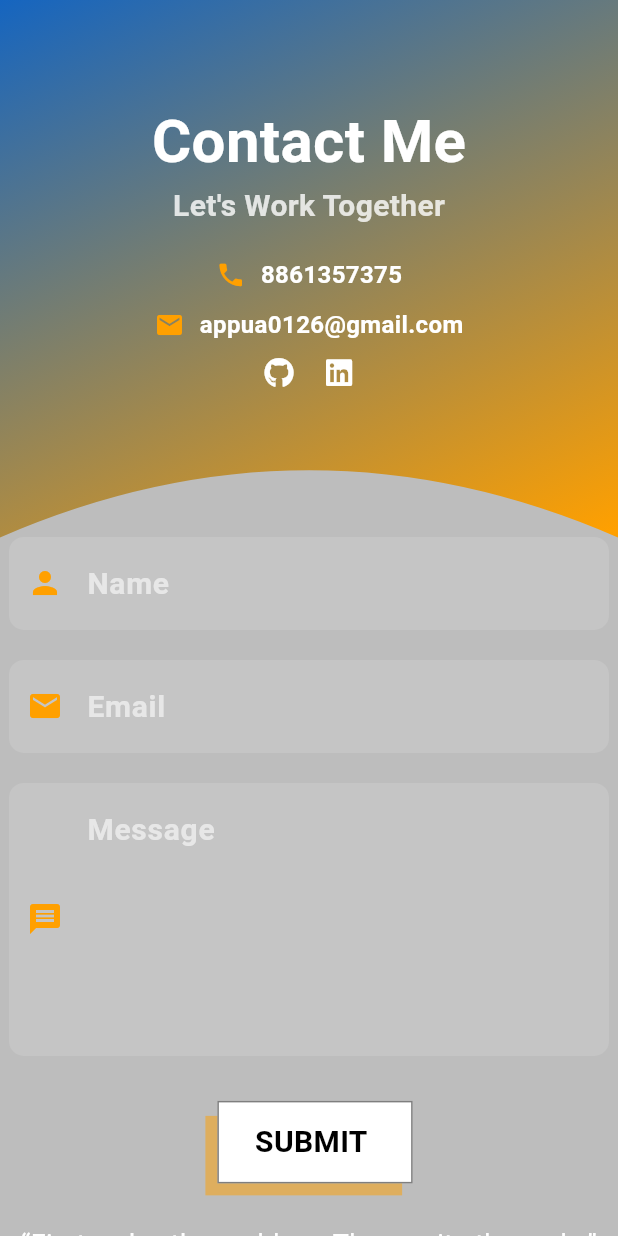
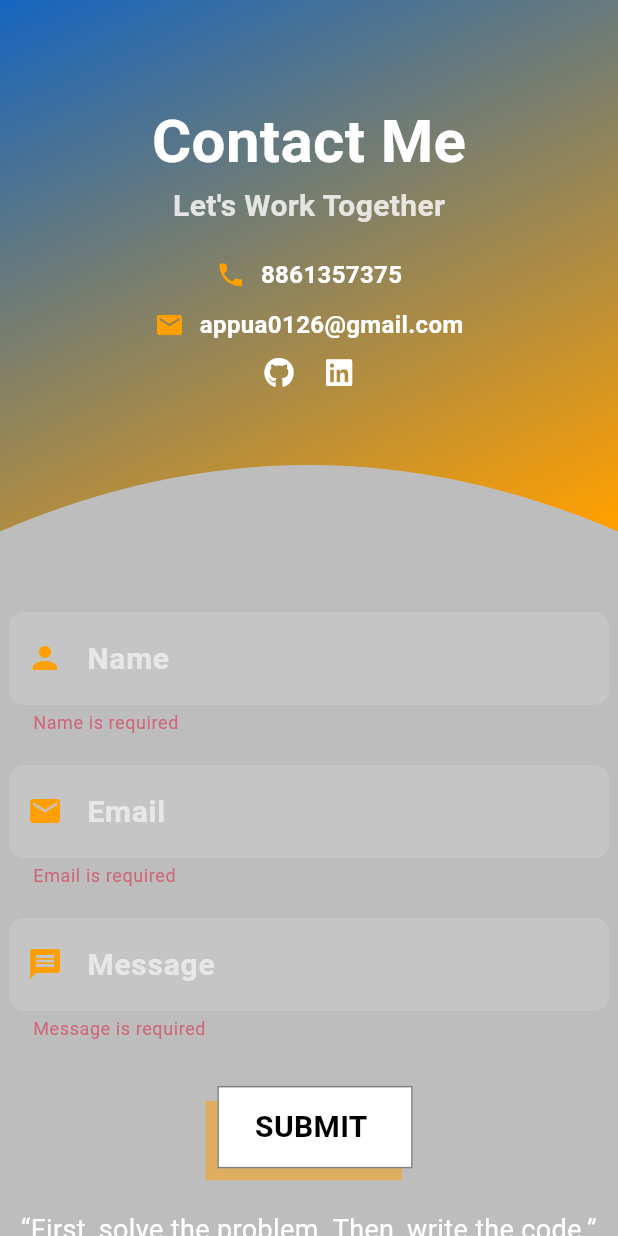
Before and after one commit to Appu-Devloper/Portfolio, a Flutter app: the ContactPage widget shown alone on an empty page, opened directly, after a tap on "SUBMIT", on a phone screen of 412 x 824 dp. Run offline on Flutter 3.47's test engine with Material 3 defaults, Android fonts, the phone set to English and light mode, and no system bars; our stand-ins replace flutter_dotenv, fluttertoast, font_awesome_flutter, google_fonts, open_file, shared_preferences; missing offline and left inert: dart:html; accounts and stored records are empty.

Commit message:
latest integratin of email

```diff
--- a/lib/UIScreens/contactpage.dart
+++ b/lib/UIScreens/contactpage.dart
@@ -5,12 +5,15 @@
 
 import '../Utils/custombuttton.dart';
 import '../Constants/textstyle.dart';
+import '../Utils/sendmail.dart';
 
 class ContactPage extends StatelessWidget {
   final GlobalKey<FormState> _formKey = GlobalKey<FormState>();
 
   ContactPage({super.key});
-
+  TextEditingController nameController = TextEditingController();
+  TextEditingController emailController = TextEditingController();
+  TextEditingController messageController = TextEditingController();
   @override
   Widget build(BuildContext context) {
     final screenHeight = MediaQuery.of(context).size.height;
@@ -120,22 +123,36 @@
                       ),
                     ],
                   ),
-                  const SizedBox(height: 100),
+                  const SizedBox(height: 150),
                   // Form Fields
                   Form(
                     key: _formKey,
                     child: Column(
                       children: [
-                        _buildTextField("Name", Icons.person, false, theme),
+                        _buildTextField(
+                            "Name", Icons.person, false, theme, nameController),
                         const SizedBox(height: 20),
-                        _buildTextField("Email", Icons.email, true, theme),
+                        _buildTextField(
+                            "Email", Icons.email, true, theme, emailController),
                         const SizedBox(height: 20),
                         _buildTextField("Message", Icons.message, false, theme,
+                            messageController,
                             isMessage: true),
                         const SizedBox(height: 30),
                         MyButton(
                           label: "SUBMIT",
-                          onPressed: () {},
+                          onPressed: () {
+                            if (_formKey.currentState!.validate()) {
+                              sendFormEmail(
+                                nameController.text,
+                                emailController.text,
+                                messageController.text,
+                              );
+                              nameController.clear();
+                              emailController.clear();
+                              messageController.clear();
+                            }
+                          },
                           shadowColor:
                               theme.colorScheme.secondary.withOpacity(.5),
                         ),
@@ -198,13 +215,14 @@
     );
   }
 
-  Widget _buildTextField(
-      String label, IconData icon, bool isEmail, ThemeData theme,
+  Widget _buildTextField(String label, IconData icon, bool isEmail,
+      ThemeData theme, TextEditingController controller,
       {bool isMessage = false}) {
     return SizedBox(
       width: 400,
       child: TextFormField(
-        maxLines: isMessage ? 5 : 1,
+        controller: controller,
+        maxLines: null,
         validator: (value) {
           if (value == null || value.isEmpty) {
             return "$label is required";
--- a/pubspec.yaml
+++ b/pubspec.yaml
@@ -42,6 +42,9 @@
   url_launcher: ^6.3.1
   open_file: ^3.5.10
   flutter_launcher_icons: ^0.14.2
+  shared_preferences: ^2.3.3
+  fluttertoast: ^8.2.10
+  flutter_dotenv: ^5.2.1
 
 dev_dependencies:
 flutter_launcher_icons:
```
Also changed, not shown: lib/Utils/sendmail.dart (added, +83 -0 lines), lib/main.dart (+7 -1 lines), pubspec.lock, 1 other file.
